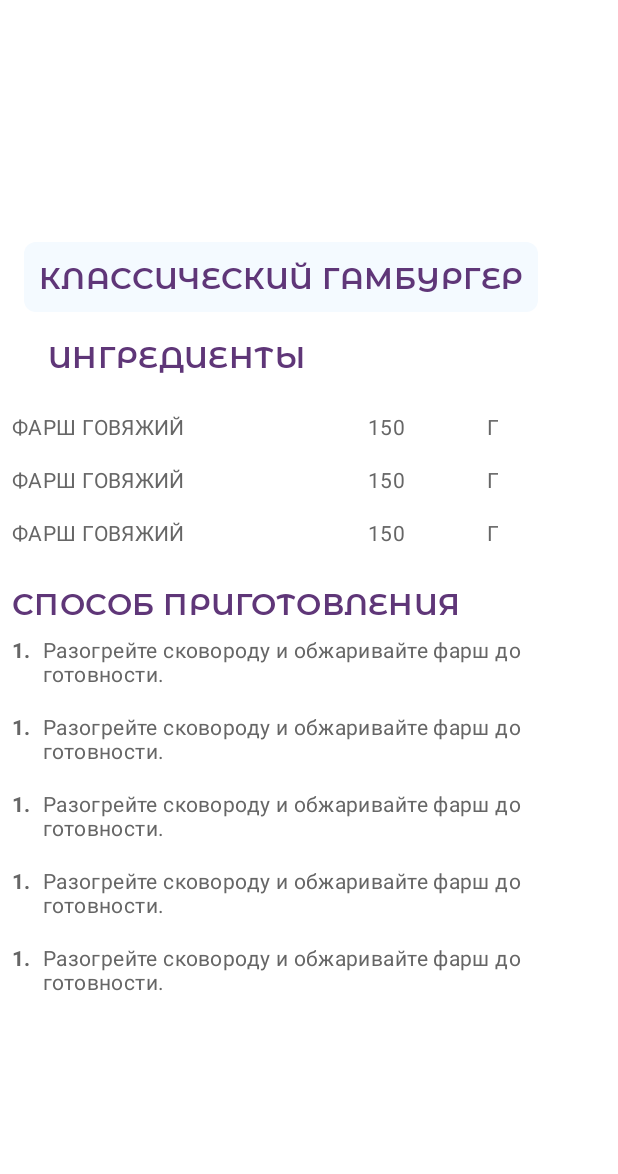
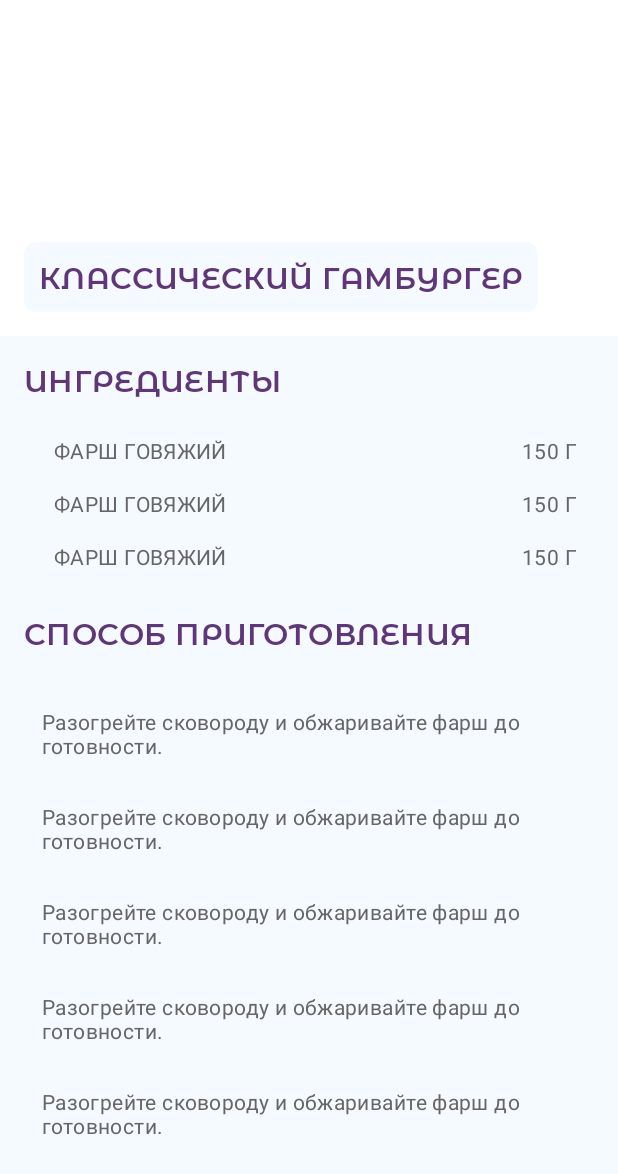
Before and after one commit to MaximSlushkin/MyRecipeBook, an Android app: the layout fragment_recipe.xml on its own in the app's theme, with its tools: preview values and no code run, on a phone screen of 412 x 824 dp. Shown: the top 1174 px of the screen. Run offline under Robolectric (Android 15) with nearby library versions, the phone set to English and light mode, and no system bars.

Commit message:
RA-13 Changes: 1. В item_ingredient.xml теперь один TextView для количества и единиц измерения. 2. В item_method.xml теперь один TextView для шага приготовления и его номера. 3. Так же в адаптерах внесены соотствествующие изменения. 4. Постоянный текст в разметке вынесен в ресурсы. 5. Тестовые данные в разметке заданы через атрибут tools:text 6. Исправлены отступы в соответствии с макетом

```diff
--- a/app/src/main/java/com/example/myrecipebook/IngredientsAdapter.kt
+++ b/app/src/main/java/com/example/myrecipebook/IngredientsAdapter.kt
@@ -5,15 +5,14 @@ import android.view.ViewGroup
 import androidx.recyclerview.widget.RecyclerView
 import com.example.myrecipebook.databinding.ItemIngredientBinding
 
-class IngredientsAdapter (private val ingredients: List<Ingredient>) :
+class IngredientsAdapter(private val ingredients: List<Ingredient>) :
     RecyclerView.Adapter<IngredientsAdapter.ViewHolder>() {
 
     inner class ViewHolder(private val binding: ItemIngredientBinding) :
         RecyclerView.ViewHolder(binding.root) {
 
         fun bind(ingredient: Ingredient) {
-            binding.tvQuantity.text = ingredient.quantity
-            binding.tvUnit.text = ingredient.unitOfMeasure
+            binding.tvQuantityWithUnit.text = "${ingredient.quantity} ${ingredient.unitOfMeasure}"
             binding.tvDescription.text = ingredient.description
         }
     }
--- a/app/src/main/java/com/example/myrecipebook/MethodAdapter.kt
+++ b/app/src/main/java/com/example/myrecipebook/MethodAdapter.kt
@@ -12,8 +12,7 @@ class MethodAdapter(private val steps: List<String>) :
         RecyclerView.ViewHolder(binding.root) {
 
         fun bind(step: String, position: Int) {
-            binding.tvStepNumber.text = "${position + 1}."
-            binding.tvStepText.text = step
+            binding.tvStep.text = "${position + 1}.$step"
         }
     }
 
--- a/app/src/main/res/layout/fragment_recipe.xml
+++ b/app/src/main/res/layout/fragment_recipe.xml
@@ -4,7 +4,7 @@
     xmlns:tools="http://schemas.android.com/tools"
     android:layout_width="match_parent"
     android:layout_height="match_parent"
-    android:background="@color/white">
+    android:background="@color/status_bar_color">
 
     <androidx.constraintlayout.widget.ConstraintLayout
         android:layout_width="match_parent"
@@ -14,12 +14,12 @@
             android:id="@+id/ivRecipeHeader"
             android:layout_width="0dp"
             android:layout_height="@dimen/header_height"
+            android:background="@color/white"
+            android:contentDescription="@string/recipe_image_description"
             android:scaleType="centerCrop"
-            android:background="@color/white"
             app:layout_constraintEnd_toEndOf="parent"
             app:layout_constraintStart_toStartOf="parent"
-            app:layout_constraintTop_toTopOf="parent"
-           />
+            app:layout_constraintTop_toTopOf="parent" />
 
         <TextView
             android:id="@+id/tvRecipeName"
@@ -30,9 +30,9 @@
             android:layout_marginBottom="@dimen/header_margin"
             android:background="@drawable/rounded_background"
             android:padding="@dimen/header_text_padding"
-            android:text="Классический гамбургер"
             app:layout_constraintBottom_toBottomOf="@+id/ivRecipeHeader"
-            app:layout_constraintStart_toStartOf="@+id/ivRecipeHeader" />
+            app:layout_constraintStart_toStartOf="@+id/ivRecipeHeader"
+            tools:text="Классический гамбургер" />
 
         <TextView
             android:id="@+id/tvIngredientsTitle"
@@ -40,17 +40,18 @@
             android:layout_width="wrap_content"
             android:layout_height="wrap_content"
             android:layout_marginStart="@dimen/header_margin"
-            android:layout_marginBottom="@dimen/header_margin"
-            android:padding="@dimen/header_margin"
+            android:layout_marginTop="@dimen/header_margin"
+            android:text="@string/ingredients"
             app:layout_constraintStart_toStartOf="@+id/ivRecipeHeader"
-            app:layout_constraintTop_toBottomOf="@+id/tvRecipeName"
-            tools:text="Ингредиенты" />
+            app:layout_constraintTop_toBottomOf="@+id/ivRecipeHeader" />
 
         <androidx.recyclerview.widget.RecyclerView
             android:id="@+id/rvIngredients"
             android:layout_width="match_parent"
             android:layout_height="wrap_content"
-            android:layout_marginHorizontal="@dimen/default_rounded_margins"
+            android:layout_marginHorizontal="@dimen/header_margin"
+            android:layout_marginTop="@dimen/header_margin"
+            android:background="@drawable/rounded_background"
             android:nestedScrollingEnabled="false"
             app:layout_constraintEnd_toEndOf="parent"
             app:layout_constraintStart_toStartOf="parent"
@@ -63,18 +64,20 @@
             style="@style/TextAppearance.CategoriesHeader"
             android:layout_width="match_parent"
             android:layout_height="wrap_content"
-            android:layout_marginHorizontal="@dimen/default_rounded_margins"
-            android:layout_marginTop="@dimen/header_margin"
+            android:layout_marginStart="@dimen/header_margin"
+            android:layout_marginTop="@dimen/margin_top_20dp"
+            android:text="@string/cooking_method"
             app:layout_constraintEnd_toEndOf="parent"
             app:layout_constraintStart_toStartOf="parent"
-            app:layout_constraintTop_toBottomOf="@id/rvIngredients"
-            tools:text="Способ приготовления" />
+            app:layout_constraintTop_toBottomOf="@+id/rvIngredients" />
 
         <androidx.recyclerview.widget.RecyclerView
             android:id="@+id/rvMethod"
             android:layout_width="match_parent"
             android:layout_height="wrap_content"
-            android:layout_marginHorizontal="@dimen/default_rounded_margins"
+            android:layout_marginHorizontal="@dimen/header_margin"
+            android:layout_marginTop="@dimen/header_margin"
+            android:background="@drawable/rounded_background"
             android:nestedScrollingEnabled="false"
             app:layout_constraintEnd_toEndOf="parent"
             app:layout_constraintStart_toStartOf="parent"
--- a/app/src/main/res/layout/item_ingredient.xml
+++ b/app/src/main/res/layout/item_ingredient.xml
@@ -11,23 +11,20 @@
         style="@style/TextAppearance.CategoryIngredients"
         android:layout_width="0dp"
         android:layout_height="wrap_content"
+        android:layout_marginStart="@dimen/margin_end_12dp"
+        android:paddingEnd="@dimen/default_rounded_margins"
+        android:paddingStart="@dimen/default_rounded_margins"
         android:layout_weight="3"
         tools:text="Фарш говяжий" />
 
     <TextView
-        android:id="@+id/tvQuantity"
+        android:id="@+id/tvQuantityWithUnit"
         style="@style/TextAppearance.CategoryIngredients"
-        android:layout_width="0dp"
+        android:layout_width="wrap_content"
         android:layout_height="wrap_content"
-        android:layout_weight="1"
-        tools:text="150" />
-
-    <TextView
-        android:id="@+id/tvUnit"
-        style="@style/TextAppearance.CategoryIngredients"
-        android:layout_width="0dp"
-        android:layout_height="wrap_content"
-        android:layout_weight="1"
-        tools:text="г" />
+        android:layout_marginEnd="@dimen/margin_end_12dp"
+        android:gravity="end"
+        android:layout_marginStart="@dimen/default_rounded_margins"
+        tools:text="150 г" />
 
 </LinearLayout>
--- a/app/src/main/res/layout/item_method.xml
+++ b/app/src/main/res/layout/item_method.xml
@@ -7,20 +7,12 @@
     android:paddingVertical="@dimen/default_rounded_margins">
 
     <TextView
-        android:id="@+id/tvStepNumber"
+        android:id="@+id/tvStep"
         style="@style/TextAppearance.CategoryIngredients"
-        android:layout_width="wrap_content"
+        android:layout_width="match_parent"
         android:layout_height="wrap_content"
-        android:textStyle="bold"
-        tools:text="1." />
-
-    <TextView
-        android:id="@+id/tvStepText"
-        style="@style/TextAppearance.CategoryIngredients"
+        android:layout_marginHorizontal="12dp"
+        android:layout_marginTop="12dp"
         android:textAllCaps="false"
-        android:layout_width="0dp"
-        android:layout_height="wrap_content"
-        android:layout_marginStart="8dp"
-        android:layout_weight="1"
         tools:text="Разогрейте сковороду и обжаривайте фарш до готовности." />
 </LinearLayout>
--- a/app/src/main/res/values/dimens.xml
+++ b/app/src/main/res/values/dimens.xml
@@ -8,5 +8,7 @@
     <dimen name="header_margin">16dp</dimen>
     <dimen name="category_image_height">130dp</dimen>
     <dimen name="category_elevation">4dp</dimen>
+    <dimen name="margin_top_20dp">20dp</dimen>
+    <dimen name="margin_end_12dp">12dp</dimen>
 
 </resources>
--- a/app/src/main/res/values/strings.xml
+++ b/app/src/main/res/values/strings.xml
@@ -8,5 +8,8 @@
     <string name="burger_categories_description">Изображение категории Бургеры</string>
     <string name="burger_description">Рецепты всех популярных видов бургеров</string>
     <string name="recipe_image_description">Изображение рецепта</string>
+    <string name="ingredients">Ингредиенты</string>
+    <string name="cooking_method">Способ приготовления</string>
+
 
 </resources>
--- a/app/src/main/res/values/style.xml
+++ b/app/src/main/res/values/style.xml
@@ -41,7 +41,7 @@
         parent="TextAppearance.MaterialComponents.Body2">
         <item name="android:textSize">14sp</item>
         <item name="android:textAllCaps">true</item>
-        <item name="android:fontFamily">@font/montserrat_medium</item>
+        <item name="android:fontFamily">@font/montserrat_regular</item>
         <item name="android:textColor">@color/text_categories_description</item>
     </style>
 
```
Also changed, not shown: app/src/main/res/font/montserrat_regular.ttf (added).
